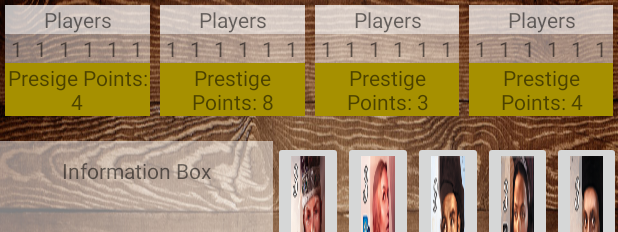
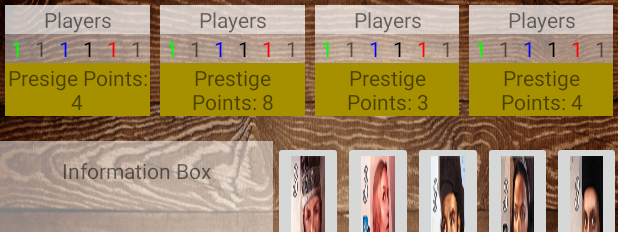
Before and after one commit to brownr425/Splendor, an Android app: the layout splendor_human_player.xml on its own in the app's theme, with its tools: preview values and no code run, on a phone screen of 412 x 824 dp. Shown: the top 232 px of the screen. Run offline under Robolectric (Android 15) with nearby library versions, the phone set to English and light mode, and no system bars.

Commit message:
quality of life

```diff
--- a/app/src/main/res/layout/splendor_human_player.xml
+++ b/app/src/main/res/layout/splendor_human_player.xml
@@ -44,6 +44,7 @@
                     android:layout_height="wrap_content"
                     android:layout_weight="1"
                     android:gravity="center"
+                    android:textColor="@color/green"
                     android:text="1" />
 
                 <TextView
@@ -60,6 +61,7 @@
                     android:layout_height="wrap_content"
                     android:layout_weight="1"
                     android:gravity="center"
+                    android:textColor="@color/blue"
                     android:text="1" />
 
                 <TextView
@@ -68,6 +70,7 @@
                     android:layout_height="wrap_content"
                     android:layout_weight="1"
                     android:gravity="center"
+                    android:textColor="@color/black"
                     android:text="1" />
 
                 <TextView
@@ -76,6 +79,7 @@
                     android:layout_height="wrap_content"
                     android:layout_weight="1"
                     android:gravity="center"
+                    android:textColor="@color/red"
                     android:text="1" />
 
                 <TextView
@@ -126,6 +130,7 @@
                     android:layout_height="wrap_content"
                     android:layout_weight="1"
                     android:gravity="center"
+                    android:textColor="@color/green"
                     android:text="1" />
 
                 <TextView
@@ -142,6 +147,7 @@
                     android:layout_height="wrap_content"
                     android:layout_weight="1"
                     android:gravity="center"
+                    android:textColor="@color/blue"
                     android:text="1" />
 
                 <TextView
@@ -150,6 +156,8 @@
                     android:layout_height="wrap_content"
                     android:layout_weight="1"
                     android:gravity="center"
+                    android:textColor="@color/black"
+
                     android:text="1" />
 
                 <TextView
@@ -158,6 +166,7 @@
                     android:layout_height="wrap_content"
                     android:layout_weight="1"
                     android:gravity="center"
+                    android:textColor="@color/red"
                     android:text="1" />
 
                 <TextView
@@ -208,6 +217,7 @@
                     android:layout_height="wrap_content"
                     android:layout_weight="1"
                     android:gravity="center"
+                    android:textColor="@color/green"
                     android:text="1" />
 
                 <TextView
@@ -224,6 +234,7 @@
                     android:layout_height="wrap_content"
                     android:layout_weight="1"
                     android:gravity="center"
+                    android:textColor="@color/blue"
                     android:text="1" />
 
                 <TextView
@@ -232,6 +243,7 @@
                     android:layout_height="wrap_content"
                     android:layout_weight="1"
                     android:gravity="center"
+                    android:textColor="@color/black"
                     android:text="1" />
 
                 <TextView
@@ -240,6 +252,7 @@
                     android:layout_height="wrap_content"
                     android:layout_weight="1"
                     android:gravity="center"
+                    android:textColor="@color/red"
                     android:text="1" />
 
                 <TextView
@@ -290,6 +303,7 @@
                     android:layout_height="wrap_content"
                     android:layout_weight="1"
                     android:gravity="center"
+                    android:textColor="@color/green"
                     android:text="1" />
 
                 <TextView
@@ -306,6 +320,7 @@
                     android:layout_height="wrap_content"
                     android:layout_weight="1"
                     android:gravity="center"
+                    android:textColor="@color/blue"
                     android:text="1" />
 
                 <TextView
@@ -314,6 +329,7 @@
                     android:layout_height="wrap_content"
                     android:layout_weight="1"
                     android:gravity="center"
+                    android:textColor="@color/black"
                     android:text="1" />
 
                 <TextView
@@ -322,6 +338,7 @@
                     android:layout_height="wrap_content"
                     android:layout_weight="1"
                     android:gravity="center"
+                    android:textColor="@color/red"
                     android:text="1" />
 
                 <TextView
```
Also changed, not shown: app/src/main/java/edu/up/cs301/splendor/Players/SplendorHumanPlayer.java (+20 -20 lines).
